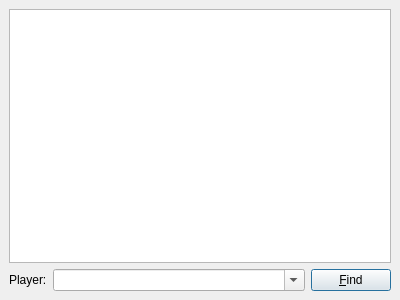
Above: src/gui/playerdialog.ui from madnight/chessx before the change. Below: the same form after it.
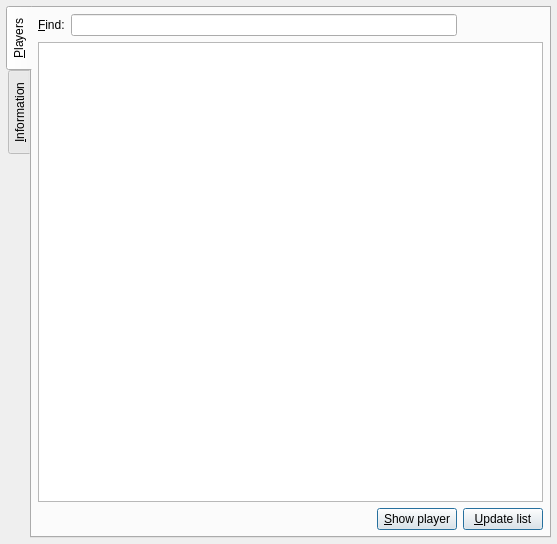
That is the form after the change.

Commit message: First version of new Player dialog (with searchable player list).

```diff
--- a/src/gui/playerdialog.ui
+++ b/src/gui/playerdialog.ui
@@ -5,60 +5,95 @@
    <rect>
     <x>0</x>
     <y>0</y>
-    <width>400</width>
-    <height>300</height>
+    <width>557</width>
+    <height>544</height>
    </rect>
   </property>
   <property name="windowTitle" >
    <string>Player Database</string>
   </property>
   <layout class="QGridLayout" >
-   <property name="margin" >
-    <number>9</number>
-   </property>
-   <property name="spacing" >
-    <number>6</number>
-   </property>
-   <item row="1" column="0" >
+   <item row="0" column="0" >
+    <widget class="QTabWidget" name="tabs" >
+     <property name="tabPosition" >
+      <enum>QTabWidget::West</enum>
+     </property>
+     <property name="tabShape" >
+      <enum>QTabWidget::Rounded</enum>
+     </property>
+     <property name="currentIndex" >
+      <number>0</number>
+     </property>
+     <widget class="QWidget" name="playerWidget" >
+      <attribute name="title" >
+       <string>&amp;Players</string>
+      </attribute>
+      <layout class="QGridLayout" >
+       <item row="0" column="0" >
     <widget class="QLabel" name="label" >
      <property name="text" >
-      <string>Player:</string>
+          <string>&amp;Find:</string>
      </property>
      <property name="buddy" >
-      <cstring>playerCombo</cstring>
+          <cstring>filterEdit</cstring>
      </property>
     </widget>
    </item>
-   <item row="1" column="1" >
-    <widget class="QComboBox" name="playerCombo" >
-     <property name="sizePolicy" >
-      <sizepolicy>
-       <hsizetype>7</hsizetype>
-       <vsizetype>0</vsizetype>
-       <horstretch>0</horstretch>
-       <verstretch>0</verstretch>
-      </sizepolicy>
-     </property>
-     <property name="editable" >
+       <item row="0" column="1" colspan="2" >
+        <widget class="QLineEdit" name="filterEdit" />
+       </item>
+       <item row="1" column="0" colspan="4" >
+        <widget class="QListView" name="playersView" />
+       </item>
+       <item row="2" column="1" >
+        <spacer>
+         <property name="orientation" >
+          <enum>Qt::Horizontal</enum>
+         </property>
+         <property name="sizeHint" >
+          <size>
+           <width>40</width>
+           <height>20</height>
+          </size>
+         </property>
+        </spacer>
+       </item>
+       <item row="2" column="2" >
+        <widget class="QPushButton" name="showButton" >
+         <property name="text" >
+          <string>&amp;Show player</string>
+         </property>
+         <property name="default" >
       <bool>true</bool>
      </property>
     </widget>
    </item>
-   <item row="1" column="2" >
-    <widget class="QPushButton" name="findButton" >
+       <item row="2" column="3" >
+        <widget class="QPushButton" name="updateButton" >
      <property name="text" >
-      <string>&amp;Find</string>
+          <string>&amp;Update list</string>
      </property>
      <property name="default" >
       <bool>true</bool>
      </property>
     </widget>
    </item>
-   <item row="0" column="0" colspan="3" >
+      </layout>
+     </widget>
+     <widget class="QWidget" name="infoWidget" >
+      <attribute name="title" >
+       <string>&amp;Information</string>
+      </attribute>
+      <layout class="QHBoxLayout" >
+       <item>
     <widget class="QTextBrowser" name="playerView" />
    </item>
   </layout>
  </widget>
+    </widget>
+   </item>
+  </layout>
+ </widget>
  <layoutdefault spacing="6" margin="6" />
  <tabstops>
   <tabstop>playerCombo</tabstop>
```
Left out of the diff: 3 changed lines with no effect on the pictures. Lines whose indentation alone changed are shown as unchanged. The commit also changes 3 other files.
